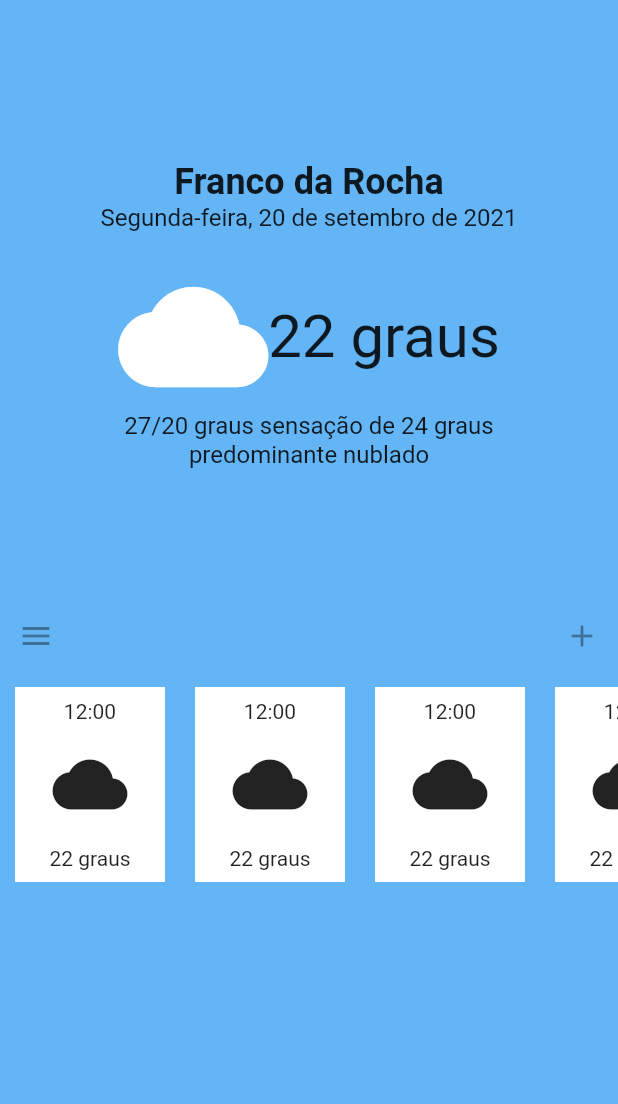
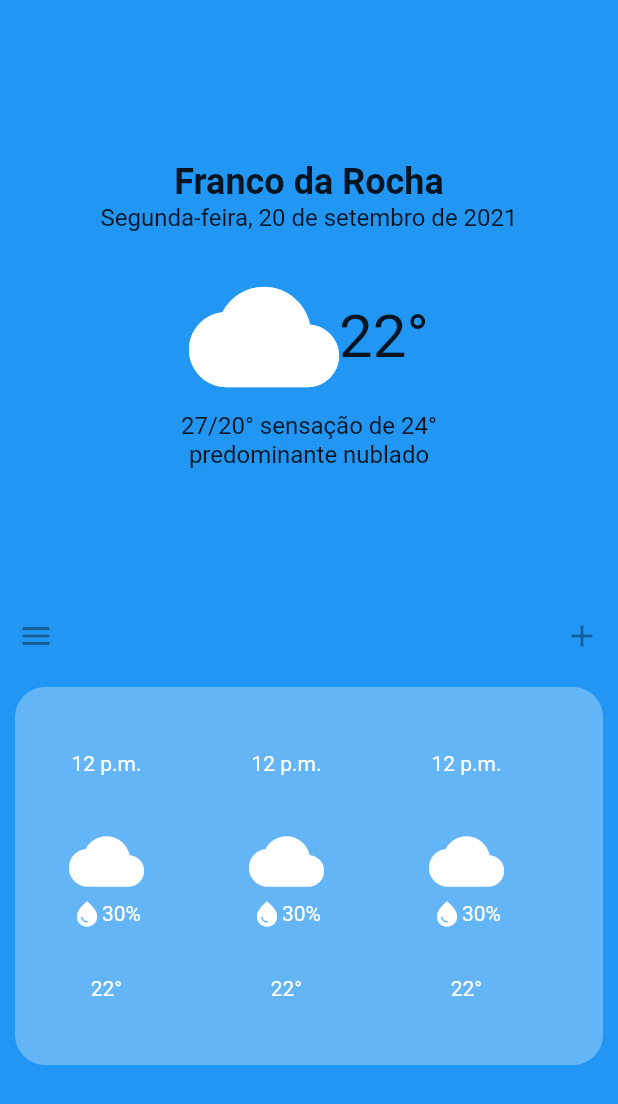
Before and after one commit to akatsuki-central-bh/Clima, a Flutter app: the screen it shows after launch, on a phone screen of 412 x 824 dp. Shown: the top 1104 px of the screen. Run offline on Flutter 3.47's test engine with Material 2 defaults, Android fonts, the phone set to English and light mode, and no system bars.

Commit message:
Estilizando Hourly

```diff
--- a/lib/pages/home_page.dart
+++ b/lib/pages/home_page.dart
@@ -13,7 +13,7 @@ class _MyHomePageState extends State<MyHomePage> {
   @override
   Widget build(BuildContext context) {
     return Scaffold(
-      backgroundColor: Colors.blue[300],
+      backgroundColor: Colors.blue[500],
       body: const SafeArea(
         child: Column(
           children: [
@@ -89,12 +89,18 @@ class Weather extends StatelessWidget {
           mainAxisAlignment: MainAxisAlignment.center,
           crossAxisAlignment: CrossAxisAlignment.center,
           children: [
-            Icon(Icons.cloud, size: 100, color: Colors.white),
-            Text('22 graus', style: TextStyle(fontSize: 40)),
+            Icon(
+              Icons.cloud,
+              size: 100,
+              color: Colors.white,
+            ),
+            Text(
+              '22°',
+              style: TextStyle(fontSize: 40),
+            ),
           ],
         ),
-        Text('27/20 graus sensação de 24 graus',
-            style: TextStyle(fontSize: 16)),
+        Text('27/20° sensação de 24°', style: TextStyle(fontSize: 16)),
         Text('predominante nublado', style: TextStyle(fontSize: 16)),
       ],
     );
@@ -131,68 +137,76 @@ class DayList extends StatelessWidget {
 
   @override
   Widget build(BuildContext context) {
-    return Column(
+    return Padding(
+      padding: const EdgeInsets.all(10.0),
+      child: Container(
+        width: double.infinity,
+        decoration: BoxDecoration(
+          color: Colors.blue[300],
+          border: Border.all(
+            color: Colors.transparent,
+            width: 1,
+          ),
+          borderRadius: const BorderRadius.all(
+            Radius.circular(20),
+          ),
+        ),
+        child: Column(
           children: [
             SizedBox(
-          height: 150,
+              height: 250,
               child: ListView(
                 shrinkWrap: true,
                 scrollDirection: Axis.horizontal,
                 children: [
                   Hourly(
-                time: '12:00',
+                    time: '12 p.m.',
                     icon: Icons.cloud,
-                temperature: '22 graus',
+                    humidity: '30%',
+                    temperature: '22°',
                   ),
                   Hourly(
-                time: '12:00',
+                    time: '12 p.m.',
                     icon: Icons.cloud,
-                temperature: '22 graus',
+                    humidity: '30%',
+                    temperature: '22°',
                   ),
                   Hourly(
-                time: '12:00',
+                    time: '12 p.m.',
                     icon: Icons.cloud,
-                temperature: '22 graus',
+                    humidity: '30%',
+                    temperature: '22°',
                   ),
                   Hourly(
-                time: '12:00',
+                    time: '12 p.m.',
                     icon: Icons.cloud,
-                temperature: '22 graus',
+                    humidity: '30%',
+                    temperature: '22°',
                   ),
                   Hourly(
-                time: '12:00',
+                    time: '12 p.m.',
                     icon: Icons.cloud,
-                temperature: '22 graus',
+                    humidity: '30%',
+                    temperature: '22°',
                   ),
                   Hourly(
-                time: '12:00',
+                    time: '12 p.m.',
                     icon: Icons.cloud,
-                temperature: '22 graus',
+                    humidity: '30%',
+                    temperature: '22°',
                   ),
                   Hourly(
-                time: '12:00',
+                    time: '12 p.m.',
                     icon: Icons.cloud,
-                temperature: '22 graus',
-              ),
-              Hourly(
-                time: '12:00',
-                icon: Icons.cloud,
-                temperature: '22 graus',
-              ),
-              Hourly(
-                time: '12:00',
-                icon: Icons.cloud,
-                temperature: '22 graus',
-              ),
-              Hourly(
-                time: '12:00',
-                icon: Icons.cloud,
-                temperature: '22 graus',
+                    humidity: '30%',
+                    temperature: '22°',
                   ),
                 ],
               ),
             ),
           ],
+        ),
+      ),
     );
   }
 }
@@ -202,29 +216,49 @@ class Hourly extends StatelessWidget {
     super.key,
     required this.time,
     required this.icon,
+    required this.humidity,
     required this.temperature,
   });
 
   final String time;
   final IconData icon;
+  final String humidity;
   final String temperature;
 
   @override
   Widget build(BuildContext context) {
     return Container(
       width: 100,
-      height: 200,
-      color: Colors.white,
-      // border radius
+      height: 500,
       margin: const EdgeInsets.all(10),
-
       child: Column(
-        mainAxisAlignment: MainAxisAlignment.spaceAround,
+        mainAxisAlignment: MainAxisAlignment.spaceEvenly,
         crossAxisAlignment: CrossAxisAlignment.center,
         children: [
-          Text(time),
-          Icon(icon, size: 50),
-          Text(temperature),
+          Text(time, style: const TextStyle(color: Colors.white)),
+          Column(children: [
+            Icon(
+              icon,
+              size: 50,
+              color: Colors.white,
+            ),
+            Row(
+              mainAxisAlignment: MainAxisAlignment.center,
+              crossAxisAlignment: CrossAxisAlignment.center,
+              children: [
+                const Icon(
+                  Icons.water_drop,
+                  size: 20,
+                  color: Colors.white,
+                ),
+                Text(
+                  humidity,
+                  style: const TextStyle(color: Colors.white),
+                ),
+              ],
+            ),
+          ]),
+          Text(temperature, style: const TextStyle(color: Colors.white)),
         ],
       ),
     );
```
Lines whose indentation alone changed are shown as unchanged.
